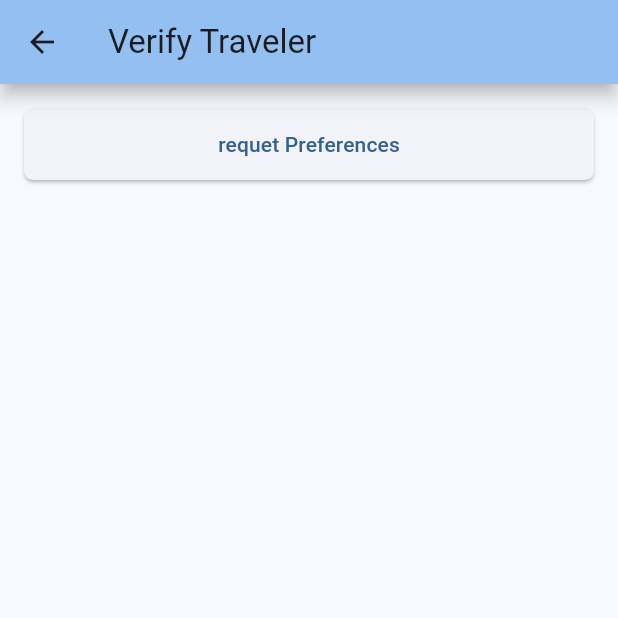
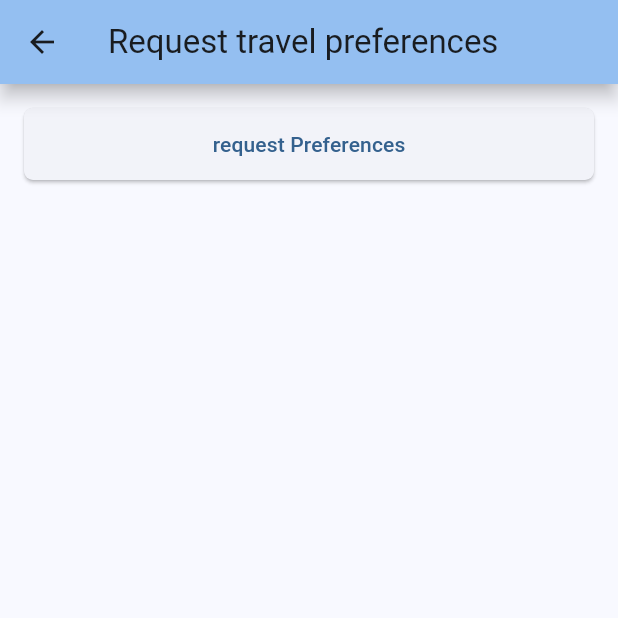
Before and after one commit to gnout/dash, a Flutter app: the RequestPrefs screen opened by its route, on a phone screen of 412 x 824 dp, the top half of it. Run offline on Flutter 3.47's test engine with Material 3 defaults, Android fonts, the phone set to English and light mode, and no system bars; our stand-ins replace google_fonts, qr_flutter; Roboto replaces fonts that are missing (Ubuntu).

```diff
--- a/lib/presentation/screens/home.dart
+++ b/lib/presentation/screens/home.dart
@@ -54,6 +54,7 @@ class Home extends StatelessWidget {
               title: 'Request Preferences',
               subTitle: 'Request Preferences',
               route: '/requestPreferences',
+              checkUserId: false,
             )
           ],
         ),
--- a/lib/presentation/screens/requestPreferences.dart
+++ b/lib/presentation/screens/requestPreferences.dart
@@ -15,7 +15,7 @@ class _CreateState extends State<RequestPrefs> {
   Widget build(BuildContext context) {
     return Scaffold(
       appBar: AppBar(
-        title: const Text('Verify Traveler'),
+        title: const Text('Request travel preferences'),
       ),
       body: Form(
         key: _formKey,
@@ -58,7 +58,7 @@ class _CreateState extends State<RequestPrefs> {
                     borderRadius: BorderRadius.circular(6.0),
                   ),
                 ),
-                child: const Text('requet Preferences'),
+                child: const Text('request Preferences'),
               ),
             ],
           ),
```
Also changed, not shown: lib/presentation/screens/qr_code3.dart (+26 -0 lines).
